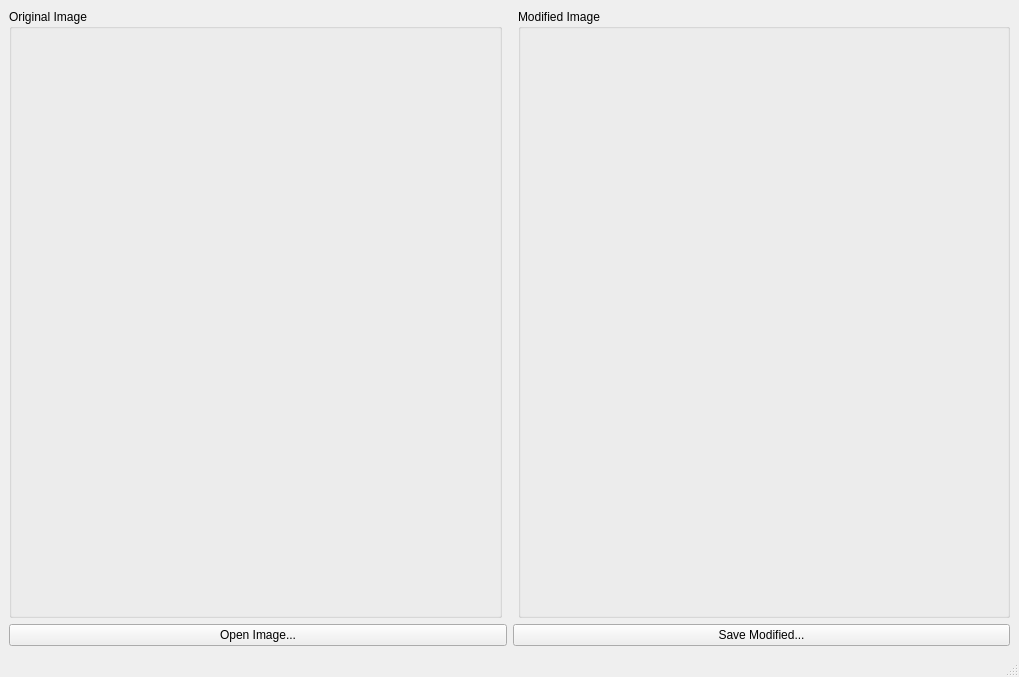
The window that a1/MainWindow.ui (yunuscanemre/cpsc453) describes before a commit, drawn with Qt 5.
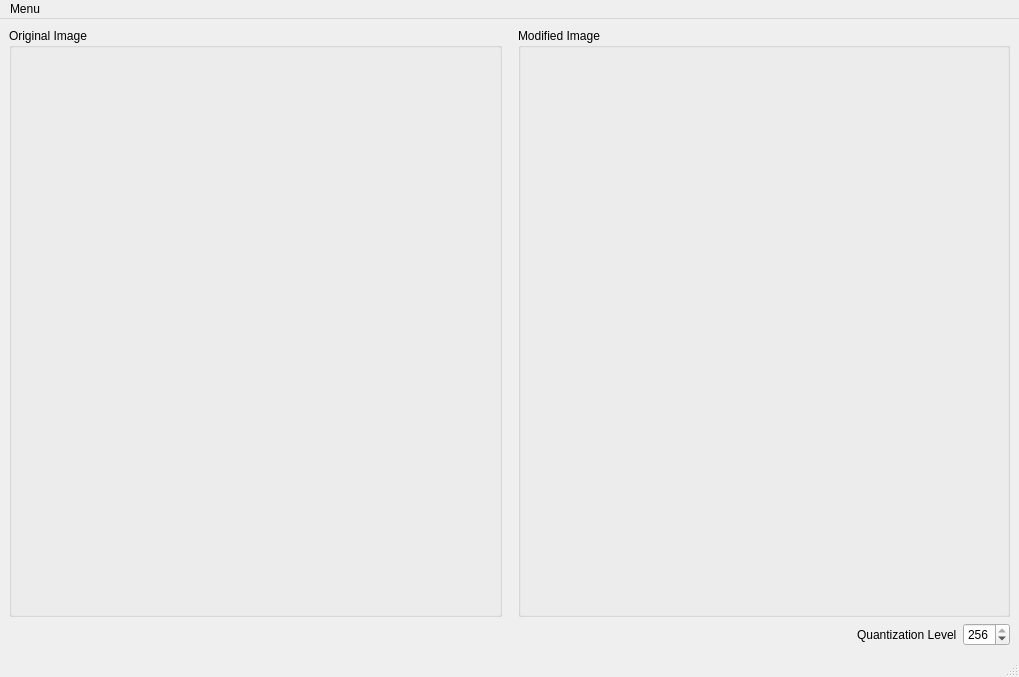
The same window after the commit.

Patch:
```diff
--- a/a1/MainWindow.ui
+++ b/a1/MainWindow.ui
@@ -65,16 +65,38 @@
        <enum>QLayout::SetDefaultConstraint</enum>
       </property>
       <item>
-       <widget class="QPushButton" name="openFileButton">
+       <spacer name="horizontalSpacer_2">
+        <property name="orientation">
+         <enum>Qt::Horizontal</enum>
+        </property>
+        <property name="sizeHint" stdset="0">
+         <size>
+          <width>40</width>
+          <height>20</height>
+         </size>
+        </property>
+       </spacer>
+      </item>
+      <item>
+       <widget class="QLabel" name="label">
         <property name="text">
-         <string>Open Image...</string>
+         <string>Quantization Level</string>
         </property>
        </widget>
       </item>
       <item>
-       <widget class="QPushButton" name="openFileButton_2">
-        <property name="text">
-         <string>Save Modified...</string>
+       <widget class="QSpinBox" name="quantizationEntry">
+        <property name="keyboardTracking">
+         <bool>false</bool>
+        </property>
+        <property name="minimum">
+         <number>2</number>
+        </property>
+        <property name="maximum">
+         <number>256</number>
+        </property>
+        <property name="value">
+         <number>256</number>
         </property>
        </widget>
       </item>
@@ -83,6 +105,40 @@
    </layout>
   </widget>
   <widget class="QStatusBar" name="statusbar"/>
+  <widget class="QMenuBar" name="menuBar">
+   <property name="geometry">
+    <rect>
+     <x>0</x>
+     <y>0</y>
+     <width>1019</width>
+     <height>27</height>
+    </rect>
+   </property>
+   <widget class="QMenu" name="menuSelection">
+    <property name="title">
+     <string>Menu</string>
+    </property>
+    <addaction name="actionOpenImage"/>
+    <addaction name="actionSaveImage"/>
+    <addaction name="actionExit"/>
+   </widget>
+   <addaction name="menuSelection"/>
+  </widget>
+  <action name="actionOpenImage">
+   <property name="text">
+    <string>Open BMP Image...</string>
+   </property>
+  </action>
+  <action name="actionSaveImage">
+   <property name="text">
+    <string>Save BMP Image...</string>
+   </property>
+  </action>
+  <action name="actionExit">
+   <property name="text">
+    <string>Exit</string>
+   </property>
+  </action>
  </widget>
  <resources/>
  <connections/>
```
Left out of the diff: 4 changed lines with no effect on the pictures.
